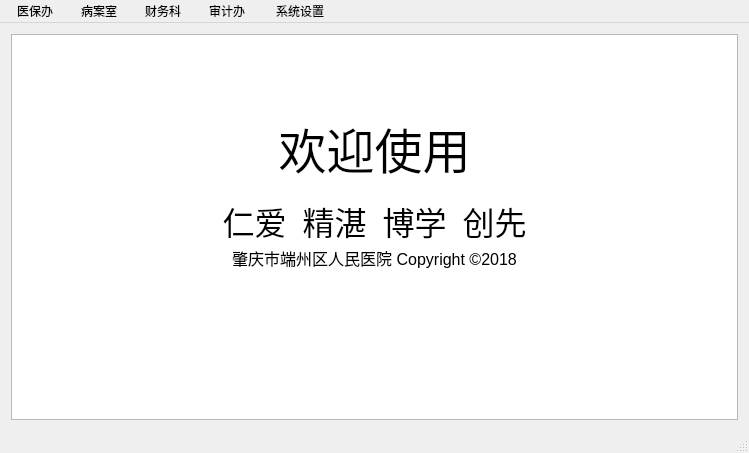
First picture: the form in mainwindow.ui, repository mxdmly/GlassMars, before the edit.
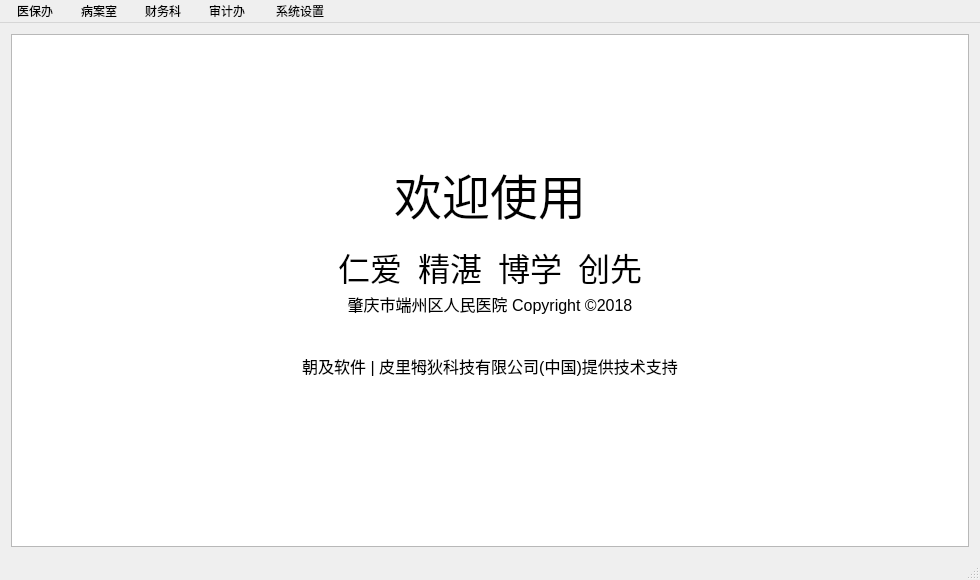
Second picture: the form after the edit. Icons and pictures are not drawn.

```diff
--- a/mainwindow.ui
+++ b/mainwindow.ui
@@ -6,8 +6,8 @@
    <rect>
     <x>0</x>
     <y>0</y>
-    <width>749</width>
-    <height>453</height>
+    <width>980</width>
+    <height>580</height>
    </rect>
   </property>
   <property name="windowTitle">
@@ -23,12 +23,16 @@
 p, li { white-space: pre-wrap; }
 &lt;/style&gt;&lt;/head&gt;&lt;body style=&quot; font-family:'SimSun'; font-size:9pt; font-weight:400; font-style:normal;&quot;&gt;
 &lt;p style=&quot; margin-top:12px; margin-bottom:12px; margin-left:0px; margin-right:0px; -qt-block-indent:0; text-indent:0px;&quot;&gt;&lt;span style=&quot; font-size:22pt;&quot;&gt; &lt;/span&gt;&lt;/p&gt;
+&lt;p style=&quot;-qt-paragraph-type:empty; margin-top:12px; margin-bottom:12px; margin-left:0px; margin-right:0px; -qt-block-indent:0; text-indent:0px; font-size:22pt;&quot;&gt;&lt;br /&gt;&lt;/p&gt;
 &lt;p align=&quot;center&quot; style=&quot; margin-top:0px; margin-bottom:0px; margin-left:0px; margin-right:0px; -qt-block-indent:0; text-indent:0px;&quot;&gt;&lt;img src=&quot;:/png/img/logo_min.png&quot; /&gt;&lt;/p&gt;
 &lt;p align=&quot;center&quot; style=&quot;-qt-paragraph-type:empty; margin-top:0px; margin-bottom:0px; margin-left:0px; margin-right:0px; -qt-block-indent:0; text-indent:0px;&quot;&gt;&lt;br /&gt;&lt;/p&gt;
 &lt;p align=&quot;center&quot; style=&quot; margin-top:0px; margin-bottom:0px; margin-left:0px; margin-right:0px; -qt-block-indent:0; text-indent:0px;&quot;&gt;&lt;span style=&quot; font-size:36pt;&quot;&gt;欢迎使用&lt;/span&gt;&lt;/p&gt;
 &lt;p align=&quot;center&quot; style=&quot; margin-top:0px; margin-bottom:0px; margin-left:0px; margin-right:0px; -qt-block-indent:0; text-indent:0px;&quot;&gt; &lt;/p&gt;
 &lt;p align=&quot;center&quot; style=&quot; margin-top:0px; margin-bottom:0px; margin-left:0px; margin-right:0px; -qt-block-indent:0; text-indent:0px;&quot;&gt;&lt;span style=&quot; font-family:'KaiTi'; font-size:24pt;&quot;&gt;仁爱	精湛	博学	创先&lt;/span&gt;&lt;/p&gt;
-&lt;p align=&quot;center&quot; style=&quot; margin-top:0px; margin-bottom:0px; margin-left:0px; margin-right:0px; -qt-block-indent:0; text-indent:0px;&quot;&gt;&lt;span style=&quot; font-size:12pt;&quot;&gt;肇庆市端州区人民医院 Copyright ©2018&lt;/span&gt;&lt;/p&gt;&lt;/body&gt;&lt;/html&gt;</string>
+&lt;p align=&quot;center&quot; style=&quot; margin-top:0px; margin-bottom:0px; margin-left:0px; margin-right:0px; -qt-block-indent:0; text-indent:0px;&quot;&gt;&lt;span style=&quot; font-size:12pt;&quot;&gt;肇庆市端州区人民医院 Copyright ©2018&lt;/span&gt;&lt;/p&gt;
+&lt;p align=&quot;center&quot; style=&quot;-qt-paragraph-type:empty; margin-top:0px; margin-bottom:0px; margin-left:0px; margin-right:0px; -qt-block-indent:0; text-indent:0px; font-size:12pt;&quot;&gt;&lt;br /&gt;&lt;/p&gt;
+&lt;p align=&quot;center&quot; style=&quot;-qt-paragraph-type:empty; margin-top:0px; margin-bottom:0px; margin-left:0px; margin-right:0px; -qt-block-indent:0; text-indent:0px; font-size:12pt;&quot;&gt;&lt;br /&gt;&lt;/p&gt;
+&lt;p align=&quot;center&quot; style=&quot; margin-top:0px; margin-bottom:0px; margin-left:0px; margin-right:0px; -qt-block-indent:0; text-indent:0px;&quot;&gt;&lt;span style=&quot; font-size:12pt;&quot;&gt;朝及软件 | 皮里牳狄科技有限公司(中国)提供技术支持&lt;/span&gt;&lt;/p&gt;&lt;/body&gt;&lt;/html&gt;</string>
       </property>
      </widget>
     </item>
@@ -39,7 +43,7 @@
     <rect>
      <x>0</x>
      <y>0</y>
-     <width>749</width>
+     <width>980</width>
      <height>17</height>
     </rect>
    </property>
```
Left out of the diff: 12 changed lines with no effect on the pictures.
